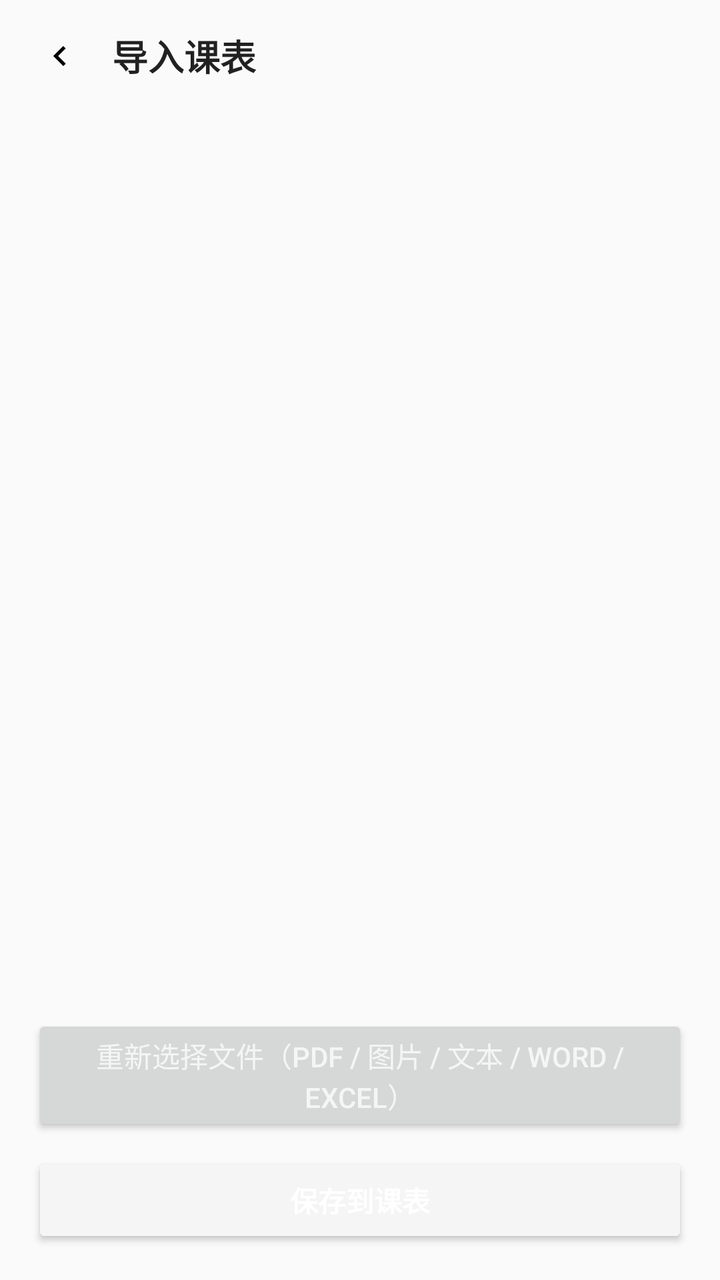
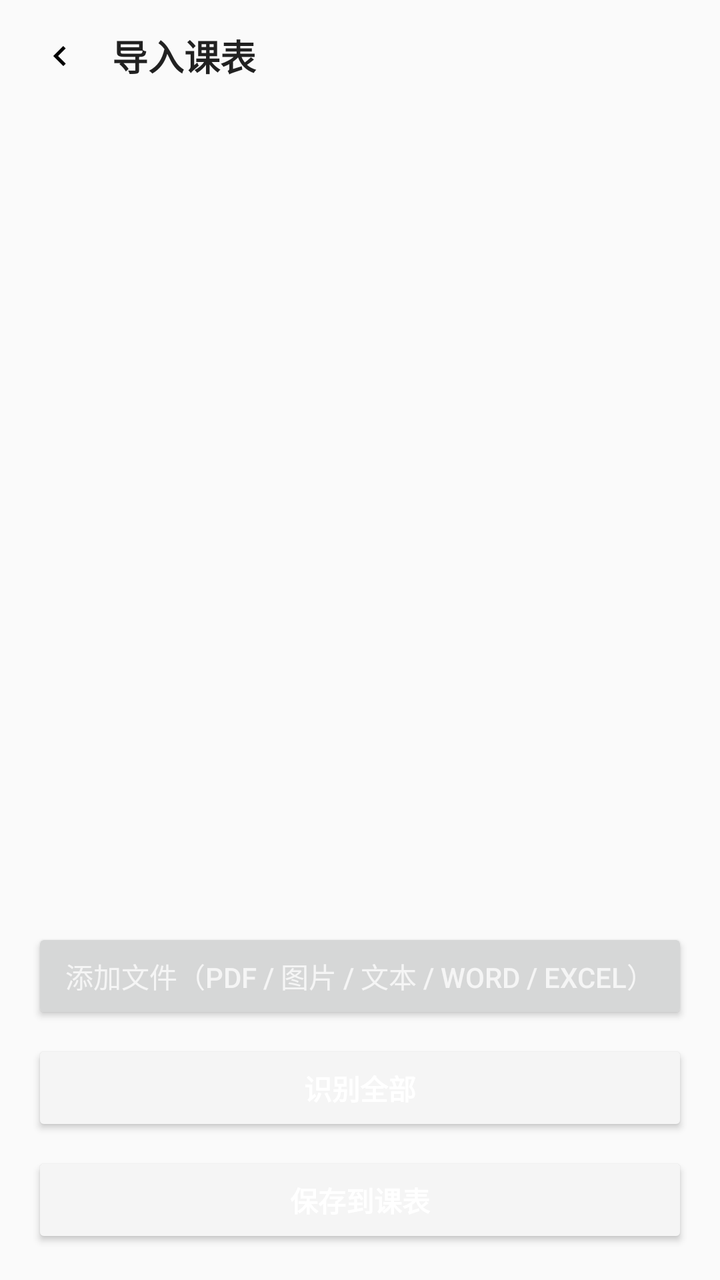

Screens rendered from an Android XML layout before and after an edit, with the pre-edit source and the edit as a unified diff.
<!-- AndroidManifest.xml: application theme Theme.AppCompat.Light.NoActionBar -->
<!-- res/layout/activity_import_wizard.xml -->
<?xml version="1.0" encoding="utf-8"?>
<LinearLayout xmlns:android="http://schemas.android.com/apk/res/android"
    android:id="@+id/importRoot"
    android:layout_width="match_parent"
    android:layout_height="match_parent"
    android:orientation="vertical">

    <LinearLayout
        android:layout_width="match_parent"
        android:layout_height="wrap_content"
        android:gravity="center_vertical"
        android:orientation="horizontal"
        android:paddingStart="12dp"
        android:paddingTop="10dp"
        android:paddingEnd="12dp"
        android:paddingBottom="10dp">

        <ImageView
            android:id="@+id/importBackBtn"
            android:layout_width="36dp"
            android:layout_height="36dp"
            android:background="?android:attr/selectableItemBackgroundBorderless"
            android:contentDescription="@string/action_close"
            android:padding="8dp"
            android:rotation="180"
            android:src="@drawable/ic_settings_chevron" />

        <TextView
            android:layout_width="0dp"
            android:layout_height="wrap_content"
            android:layout_marginStart="8dp"
            android:layout_weight="1"
            android:text="@string/import_wizard_title"
            android:textColor="?android:attr/textColorPrimary"
            android:textSize="18sp"
            android:textStyle="bold" />
    </LinearLayout>

    <TextView
        android:id="@+id/importSummary"
        android:layout_width="match_parent"
        android:layout_height="wrap_content"
        android:paddingStart="16dp"
        android:paddingEnd="16dp"
        android:paddingBottom="6dp"
        android:textColor="?android:attr/textColorSecondary"
        android:textSize="12sp" />

    <ScrollView
        android:layout_width="match_parent"
        android:layout_height="0dp"
        android:layout_weight="1"
        android:fillViewport="true">

        <LinearLayout
            android:id="@+id/importListContainer"
            android:layout_width="match_parent"
            android:layout_height="wrap_content"
            android:orientation="vertical"
            android:paddingStart="16dp"
            android:paddingEnd="16dp"
            android:paddingBottom="12dp" />
    </ScrollView>

    <LinearLayout
        android:layout_width="match_parent"
        android:layout_height="wrap_content"
        android:orientation="vertical"
        android:padding="16dp">

        <Button
            android:id="@+id/importPickBtn"
            style="@style/SettingsSecondaryButton"
            android:layout_width="match_parent"
            android:layout_height="wrap_content"
            android:text="@string/import_pick_file" />

        <Button
            android:id="@+id/importSaveBtn"
            style="@style/SettingsPrimaryButton"
            android:layout_width="match_parent"
            android:layout_height="wrap_content"
            android:layout_marginTop="8dp"
            android:text="@string/import_save_to_timetable" />
    </LinearLayout>
</LinearLayout>
<!-- resources referenced by this layout -->
<resources>
  <!-- drawable ic_settings_chevron (drawable) -->
  <vector xmlns:android="http://schemas.android.com/apk/res/android"
      android:width="24dp"
      android:height="24dp"
      android:viewportWidth="24"
      android:viewportHeight="24">
      <path
          android:fillColor="#FF000000"
          android:pathData="M10,6L8.59,7.41 13.17,12l-4.58,4.59L10,18l6,-6z" />
  </vector>
  <string name="action_close">关闭</string>
  <string name="import_pick_file">重新选择文件（PDF / 图片 / 文本 / Word / Excel）</string>
  <string name="import_save_to_timetable">保存到课表</string>
  <string name="import_wizard_title">导入课表</string>
  <style name="SettingsPrimaryButton" parent="Widget.AppCompat.Button">
          <item name="android:layout_height">46dp</item>
          <item name="android:textColor">#FFFFFF</item>
          <item name="android:textSize">14sp</item>
          <item name="android:textStyle">bold</item>
          <item name="android:backgroundTint">?attr/colorPrimary</item>
      </style>
  <style name="SettingsSecondaryButton" parent="Widget.AppCompat.Button">
          <item name="android:layout_height">46dp</item>
          <item name="android:textColor">?attr/colorPrimary</item>
          <item name="android:textSize">14sp</item>
      </style>
</resources>

<!-- the commit's change to res/layout/activity_import_wizard.xml (unified diff, before → after) -->
@@ -76,6 +76,14 @@
             android:text="@string/import_pick_file" />
 
         <Button
+            android:id="@+id/importRecognizeBtn"
+            style="@style/SettingsPrimaryButton"
+            android:layout_width="match_parent"
+            android:layout_height="wrap_content"
+            android:layout_marginTop="8dp"
+            android:text="@string/import_recognize_all" />
+
+        <Button
             android:id="@+id/importSaveBtn"
             style="@style/SettingsPrimaryButton"
             android:layout_width="match_parent"
<!-- resource entries referenced after the edit -->
@@ -11,7 +11,8 @@
           android:pathData="M10,6L8.59,7.41 13.17,12l-4.58,4.59L10,18l6,-6z" />
   </vector>
   <string name="action_close">关闭</string>
-  <string name="import_pick_file">重新选择文件（PDF / 图片 / 文本 / Word / Excel）</string>
+  <string name="import_pick_file">添加文件（PDF / 图片 / 文本 / Word / Excel）</string>
+  <string name="import_recognize_all">识别全部</string>
   <string name="import_save_to_timetable">保存到课表</string>
   <string name="import_wizard_title">导入课表</string>
   <style name="SettingsPrimaryButton" parent="Widget.AppCompat.Button">
